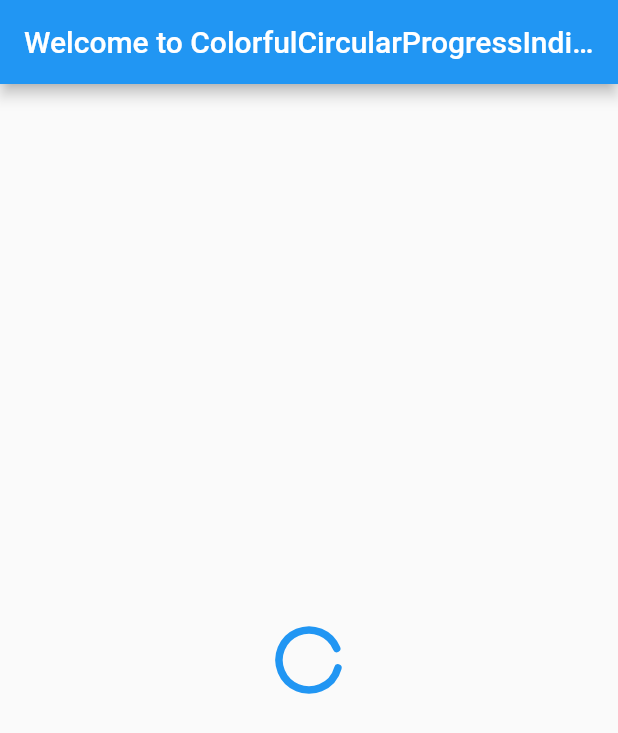
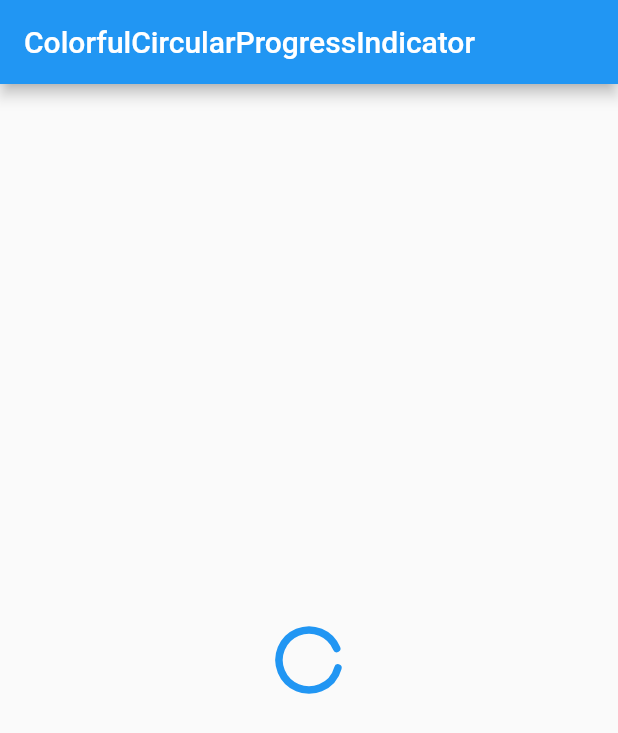
Before and after one commit to ruchit-7span/colorful_circular_progress_indicator, a Flutter app: the screen it shows after launch, on a phone screen of 412 x 824 dp. Shown: the top 733 px of the screen. Run offline on Flutter 3.47's test engine with Material 2 defaults, Android fonts, the phone set to English and light mode, and no system bars.

Commit message:
added documentation in code & version change.

```diff
--- a/example/lib/main.dart
+++ b/example/lib/main.dart
@@ -12,13 +12,14 @@ class MyApp extends StatelessWidget {
   Widget build(BuildContext context) {
     return MaterialApp(
       title: 'Welcome to Flutter',
+      debugShowCheckedModeBanner: false,
       home: Scaffold(
         appBar: AppBar(
-          title: const Text('Welcome to ColorfulCircularProgressIndicator'),
+          title: const Text('ColorfulCircularProgressIndicator'),
         ),
         body: const Center(
             child: ColorfulCircularProgressIndicator(
-          colors: [Colors.blue, Colors.red, Colors.yellow, Colors.green],
+          colors: [Colors.blue, Colors.red, Colors.amber, Colors.green],
           strokeWidth: 5,
           indicatorHeight: 40,
           indicatorWidth: 40,
--- a/pubspec.yaml
+++ b/pubspec.yaml
@@ -1,7 +1,7 @@
 name: colorful_circular_progress_indicator
 description: Flutter Widget that shows Colorful Circular Progress Indicator with multiple colors.
-version: 0.0.1
-homepage: https://github.com/ruchit-7span/colorful-circular-progress-indicator
+version: 0.0.2
+homepage: https://github.com/ruchit-7span/colorful_circular_progress_indicator
 
 environment:
   sdk: '>=2.18.0 <3.0.0'
```
Also changed, not shown: lib/src/colorful_circular_progress_indicator_base.dart (+14 -0 lines).
